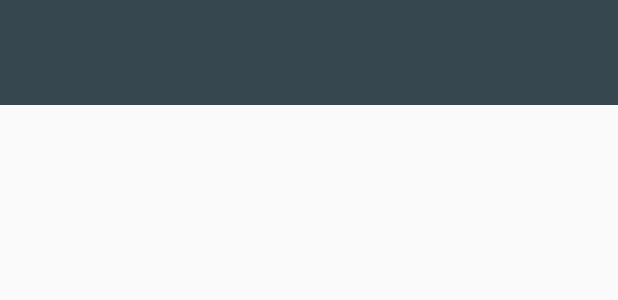
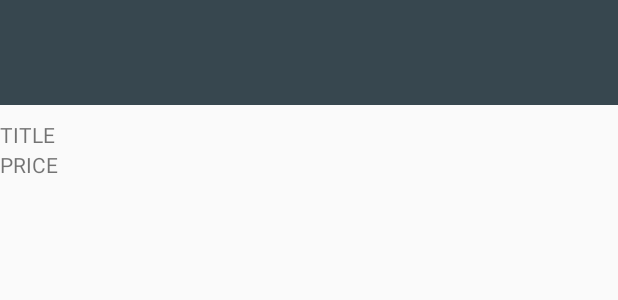
Before and after one commit to daniel19/Android-Projects, an Android app: the layout detail_part_view.xml on its own in the app's theme, with its tools: preview values and no code run, on a phone screen of 412 x 824 dp. Shown: the top 300 px of the screen. Run offline under Robolectric (Android 15) with nearby library versions, the phone set to English and light mode, and no system bars.

Commit message:
Minor
Small Minor changes

```diff
--- a/MyApplication/app/src/main/java/Model/Parts.java
+++ b/MyApplication/app/src/main/java/Model/Parts.java
@@ -3,7 +3,7 @@ package Model;
 import java.io.Serializable;
 
 /**
- *Abstract class that will
+ *Abstract class that will be base of our model classes.
  */
 public abstract class Parts implements Serializable{
     public String name;
@@ -14,9 +14,6 @@ public abstract class Parts implements Serializable{
         this.name = name;
         this.cost = cost;
         this.imageURL = "http://" + imageURL.substring(2);
-
-
-
     }
 
     public String toString(){
--- a/MyApplication/app/src/main/res/layout/detail_part_view.xml
+++ b/MyApplication/app/src/main/res/layout/detail_part_view.xml
@@ -8,8 +8,16 @@
         android:background="@color/material_blue_grey_800"
         android:id="@+id/detailImg"/>
     <TextView
+        android:id="@+id/detail_title"
         android:layout_width="match_parent"
         android:layout_height="20dp"
+        android:text="TITLE"
         android:layout_marginTop="80dp"/>
+    <TextView
+        android:id="@+id/detail_price"
+        android:layout_width="match_parent"
+        android:layout_height="20dp"
+        android:text="PRICE"
+        android:layout_marginTop="100dp"/>
 
 </RelativeLayout>
```
Also changed, not shown: MyApplication/app/src/main/java/com/dbi/myapplication/SubList.java (+4 -4 lines).
